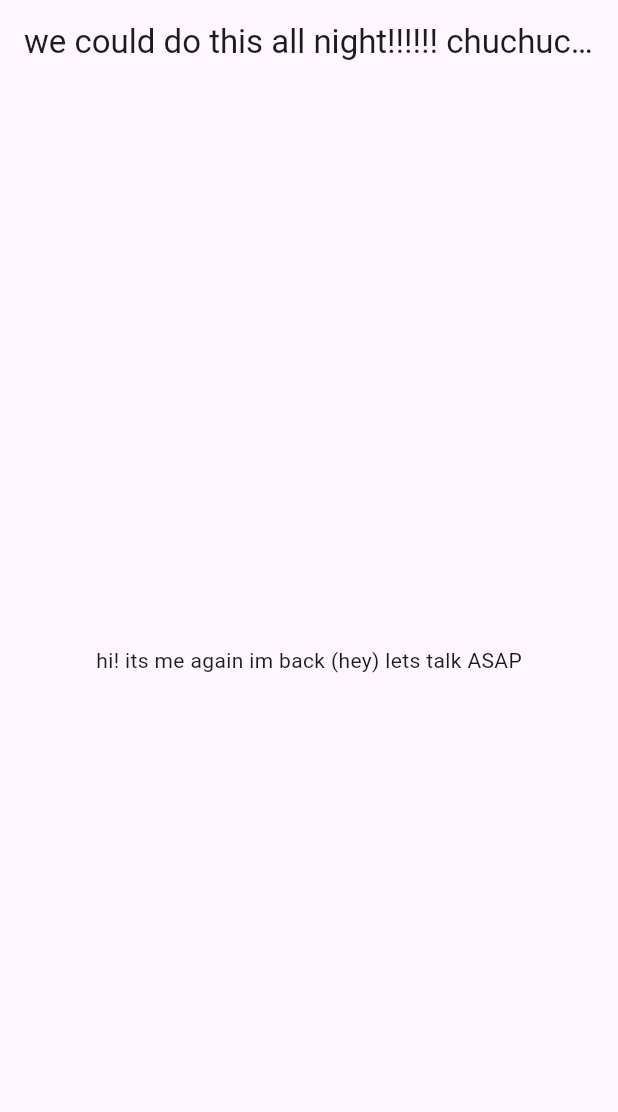
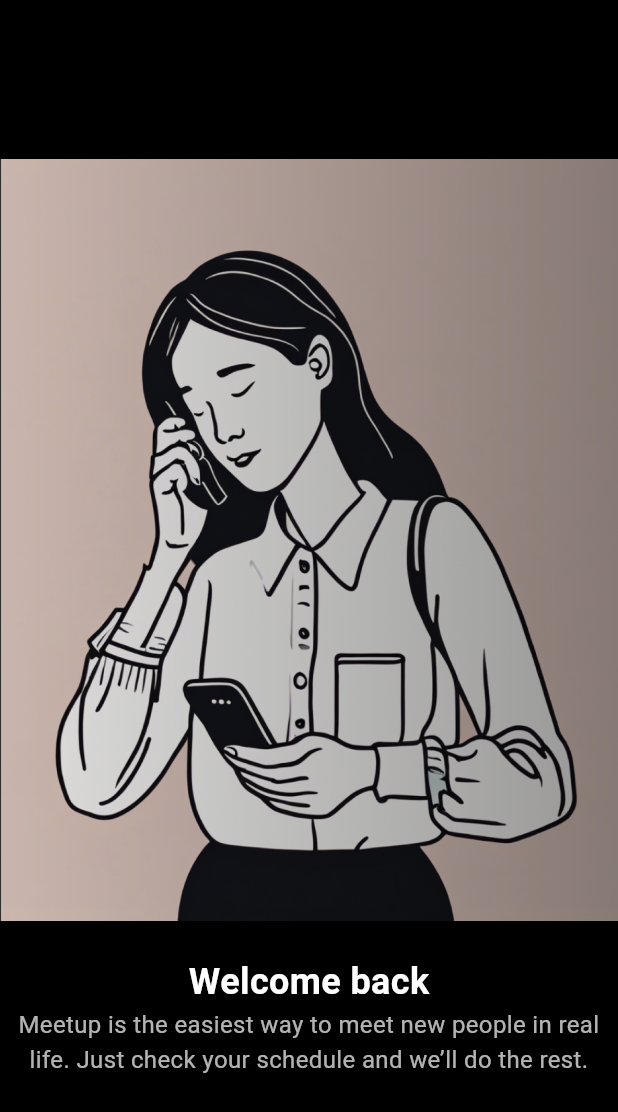
Before and after one commit to EuclidApp/euclid, a Flutter app: the first screen one second after launch, on a phone screen of 412 x 824 dp. Shown: the top 1112 px of the screen. Run offline on Flutter 3.47's test engine with Material 3 defaults, Android fonts, the phone set to English and light mode, and no system bars.

Commit message:
splash screen sorta works

```diff
--- a/euclid_app/lib/main.dart
+++ b/euclid_app/lib/main.dart
@@ -1,20 +1,24 @@
 import 'package:flutter/material.dart';
+import 'login_screen.dart';
+import 'splash_screen.dart';
 
-void main() => runApp(MyApp());
+void main() {
+  runApp(MyApp());
+}
 
 class MyApp extends StatelessWidget {
   @override
   Widget build(BuildContext context) {
     return MaterialApp(
-      title: 'Your app name',
-      home: Scaffold(
-        appBar: AppBar(
-          title: Text('we could do this all night!!!!!! chuchuchuhcuhcuhcuhcuhc'),
-        ),
-        body: Center(
-          child: Text('hi! its me again im back (hey) lets talk ASAP'),
-        ),
+      title: 'Euclid',
+      theme: ThemeData(
+        primarySwatch: Colors.blue,
+        visualDensity: VisualDensity.adaptivePlatformDensity,
       ),
+      home: SplashScreen(),
+      routes: {
+        '/login': (context) => LoginPage(),
+      },
     );
   }
 }
--- /dev/null
+++ b/euclid_app/lib/splash_screen.dart
@@ -0,0 +1,54 @@
+import 'package:flutter/material.dart';
+import 'login_screen.dart';
+
+class SplashScreen extends StatefulWidget {
+  @override
+  _SplashScreenState createState() => _SplashScreenState();
+}
+
+class _SplashScreenState extends State<SplashScreen> {
+  @override
+  void initState() {
+    super.initState();
+    _navigateToHome();
+  }
+
+  _navigateToHome() async {
+    await Future.delayed(Duration(seconds: 3));
+    Navigator.pushReplacement(context, MaterialPageRoute(builder: (context) => LoginPage()));
+  }
+
+  @override
+  Widget build(BuildContext context) {
+    return Scaffold(
+      body: Container(
+        color: Colors.black,
+        child: Center(
+          child: Column(
+            mainAxisAlignment: MainAxisAlignment.center,
+            children: [
+              Image.asset('lib/assets/splash.png'),
+              SizedBox(height: 24),
+              Text(
+                'Welcome back',
+                style: TextStyle(
+                  color: Colors.white,
+                  fontSize: 24,
+                  fontWeight: FontWeight.bold,
+                ),
+              ),
+              Text(
+                'Meetup is the easiest way to meet new people in real life. Just check your schedule and we’ll do the rest.',
+                textAlign: TextAlign.center,
+                style: TextStyle(
+                  color: Colors.white70,
+                  fontSize: 16,
+                ),
+              ),
+            ],
+          ),
+        ),
+      ),
+    );
+  }
+}
--- a/euclid_app/pubspec.yaml
+++ b/euclid_app/pubspec.yaml
@@ -30,7 +30,6 @@ environment:
 dependencies:
   flutter:
     sdk: flutter
-  google_maps_flutter: ^2.1.1
   http: ^0.13.3
   flutter_svg: ^2.0.9
   google_sign_in: ^6.1.5
@@ -69,6 +68,8 @@ flutter:
   # assets:
   #   - images/a_dot_burr.jpeg
   #   - images/a_dot_ham.jpeg
+  assets:
+     - lib/assets/splash.png
 
   # An image asset can refer to one or more resolution-specific "variants", see
   # https://flutter.dev/assets-and-images/#resolution-aware
```
Also changed, not shown: euclid_app/lib/login_screen.dart (added, +76 -0 lines), euclid_app/lib/assets/logo.png (added), euclid_app/lib/assets/splash.png (added), 1 other file.
